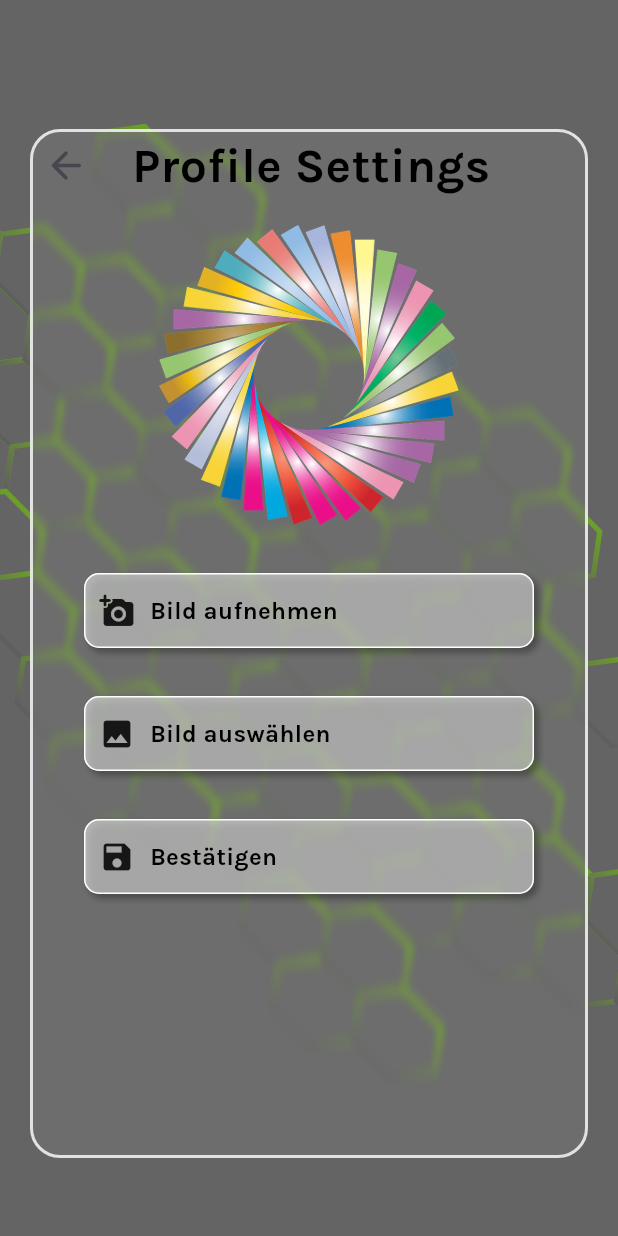
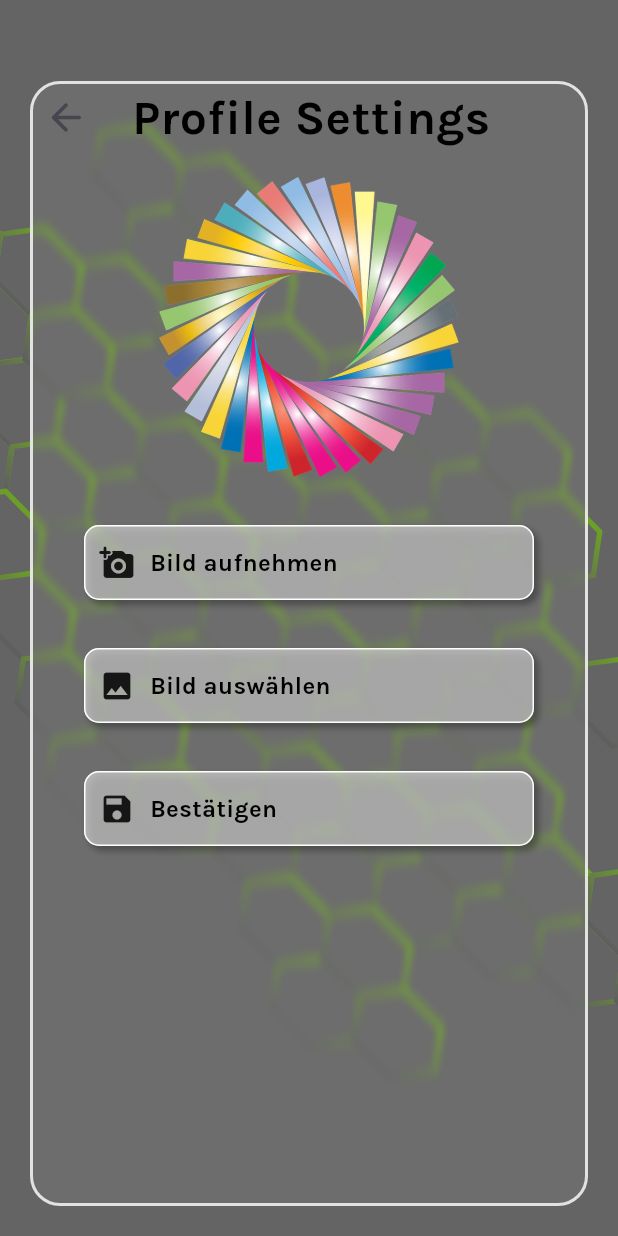
Before and after one commit to mfranky78/FamilyBoard, a Flutter app: the MyProfileSettings screen opened by its route, on a phone screen of 412 x 824 dp. Run offline on Flutter 3.47's test engine with Material 3 defaults, Android fonts, the phone set to English and light mode, and no system bars; drawn by our look-alikes of glassmorphism; our stand-ins replace animated_splash_screen, cloud_firestore, equatable, firebase_auth, firebase_core, firebase_storage and 8 more; missing offline and left inert: flutter_simple_calculator, onboarding; accounts and stored records are empty.

Commit message:
delete text

```diff
--- a/lib/features_1/my_profile/my_profile_settings_page.dart
+++ b/lib/features_1/my_profile/my_profile_settings_page.dart
@@ -18,7 +18,6 @@ class MyProfileSettings extends StatefulWidget {
 }
 
 class _MyProfileSettingsState extends State<MyProfileSettings> {
-  // Liste zum Speichern der ausgewählten Bilder
   final picker = ImagePicker();
   File? image;
 
@@ -26,7 +25,6 @@ class _MyProfileSettingsState extends State<MyProfileSettings> {
   Future pickImageGallery() async {
     try {
       final imageXFile = await ImagePicker().pickImage(source: ImageSource.gallery);
-      //print(image.toString());
       if (imageXFile == null) return;
       final imageTemp = File(imageXFile.path);
       setState(() => image = imageTemp);
@@ -65,8 +63,6 @@ class _MyProfileSettingsState extends State<MyProfileSettings> {
     return Scaffold(
       body: Stack(
         children: [HoneycombBackground(
-         child: Padding(
-            padding: const EdgeInsets.fromLTRB(0, 32.0, 0, 32.0),
          child: ContainerGlassFlex(
            child: Column(
              children: [
@@ -117,7 +113,6 @@ class _MyProfileSettingsState extends State<MyProfileSettings> {
                    ],
                  ),
          ),
-          ),
    )],));
   }
 }
```
Lines whose indentation alone changed are shown as unchanged.
